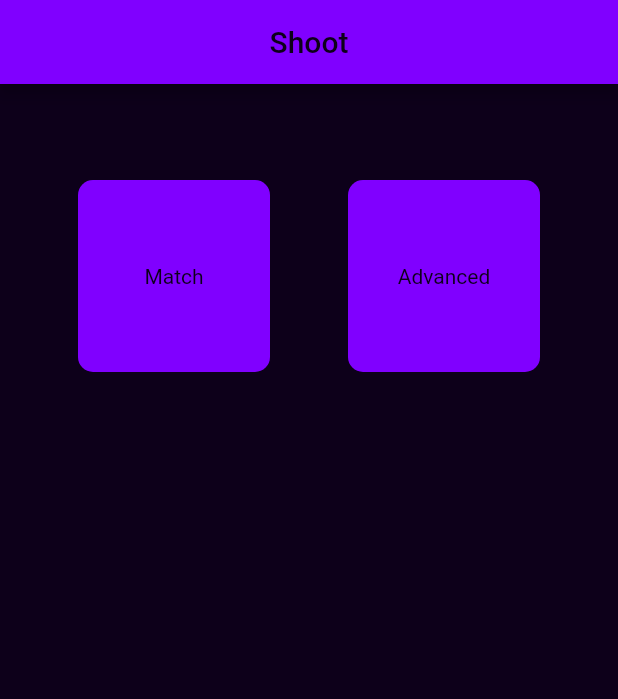
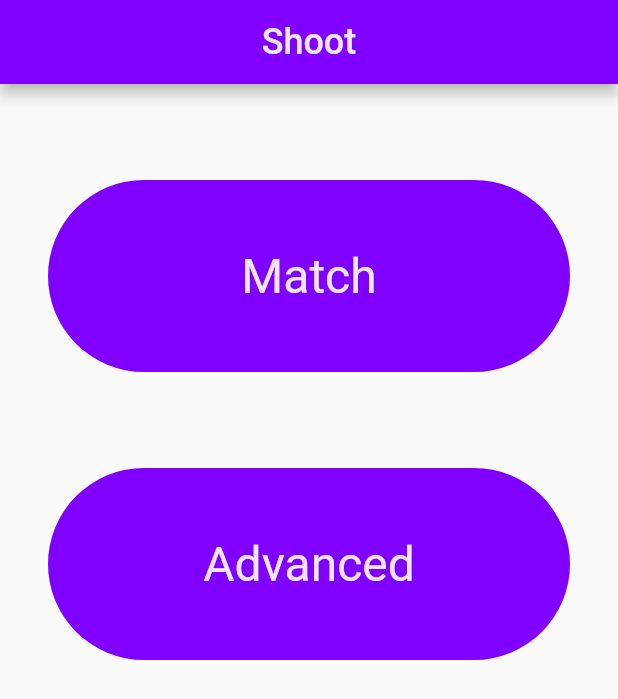
Before and after one commit to IamHARSHDABAS/shoot, a Flutter app: the screen it shows after launch, on a phone screen of 412 x 824 dp. Shown: the top 699 px of the screen. Run offline on Flutter 3.47's test engine with Material 2 defaults, Android fonts, the phone set to English and light mode, and no system bars.

Commit message:
Better Home UI

```diff
--- a/lib/Screen/home_page.dart
+++ /dev/null
@@ -1,73 +0,0 @@
-import 'package:flutter/material.dart';
-
-class HomePage extends StatelessWidget {
-  const HomePage({super.key});
-
-  @override
-  Widget build(BuildContext context) {
-    return Scaffold(
-      appBar: AppBar(
-        backgroundColor: const Color.fromRGBO(128, 0, 255, 1),
-        title: const Center(
-          child: Text(
-            'Shoot',
-            style: TextStyle(
-              color: Color.fromRGBO(13, 0, 26, 1),
-            ),
-            ),
-        ),
-      ),
-      body: Center(
-        child: Container(
-          color: const Color.fromRGBO(13, 0, 26, 1),
-          child: Column(
-            children: [
-              const SizedBox(
-                height: 64,
-              ),
-              Row(
-                mainAxisAlignment: MainAxisAlignment.spaceEvenly,
-                children: [
-                  Container(
-                    width: 128,
-                    height: 128,
-                    decoration: BoxDecoration(
-                      borderRadius: BorderRadius.circular(10),
-                      color: const Color.fromRGBO(128, 0, 255, 1)
-                    ),
-                    child: const Center(
-                      child: Text(
-                        'Match',
-                        textAlign: TextAlign.center,
-                        style: TextStyle(
-                          color: Color.fromRGBO(13, 0, 26, 1),
-                        ),
-                      ),
-                    ),
-                  ),
-                  Container(
-                    width: 128,
-                    height: 128,
-                    decoration: BoxDecoration(
-                      borderRadius: BorderRadius.circular(10),
-                      color: const Color.fromRGBO(128, 0, 255, 1)
-                    ),
-                    child: const Center(
-                      child: Text(
-                        'Advanced',
-                        textAlign: TextAlign.center,
-                        style: TextStyle(
-                          color: Color.fromRGBO(13, 0, 26, 1),
-                        ),
-                      ),
-                    ),
-                  )
-                ],
-              ),
-            ],
-          ),
-        ),
-      ),
-    );
-  }
-}
--- /dev/null
+++ b/lib/home_page.dart
@@ -0,0 +1,63 @@
+import 'package:flutter/material.dart';
+
+class HomePage extends StatelessWidget {
+  const HomePage({super.key});
+
+  @override
+  Widget build(BuildContext context) {
+    return Scaffold(
+      appBar: AppBar(
+        backgroundColor: const Color.fromRGBO(128, 0, 255, 1),
+        title: const Center(
+          child: Text(
+            'Shoot',
+            style: TextStyle(
+                color: Color.fromRGBO(242, 229, 255, 1), fontSize: 24),
+          ),
+        ),
+      ),
+      body: Center(
+        child: Column(
+          children: [
+            const SizedBox(
+              height: 64,
+            ),
+            Container(
+              width: 348,
+              height: 128,
+              decoration: BoxDecoration(
+                  borderRadius: BorderRadius.circular(100),
+                  color: const Color.fromRGBO(128, 0, 255, 1)),
+              child: const Center(
+                child: Text(
+                  'Match',
+                  textAlign: TextAlign.center,
+                  style: TextStyle(
+                      color: Color.fromRGBO(242, 229, 255, 1), fontSize: 32),
+                ),
+              ),
+            ),
+            const SizedBox(
+              height: 64,
+            ),
+            Container(
+              width: 348,
+              height: 128,
+              decoration: BoxDecoration(
+                  borderRadius: BorderRadius.circular(100),
+                  color: const Color.fromRGBO(128, 0, 255, 1)),
+              child: const Center(
+                child: Text(
+                  'Advanced',
+                  textAlign: TextAlign.center,
+                  style: TextStyle(
+                      color: Color.fromRGBO(242, 229, 255, 1), fontSize: 32),
+                ),
+              ),
+            ),
+          ],
+        ),
+      ),
+    );
+  }
+}
--- a/lib/main.dart
+++ b/lib/main.dart
@@ -1,5 +1,5 @@
 import 'package:flutter/material.dart';
-import 'Screen/home_page.dart';
+import 'home_page.dart';
 
 void main() {
   runApp(const MyApp());
@@ -10,6 +10,7 @@ class MyApp extends StatelessWidget {
 
   @override
   Widget build(BuildContext context) {
-    return const MaterialApp(home: HomePage());
+    return const MaterialApp(
+      home: HomePage());
   }
 }
--- a/pubspec.yaml
+++ b/pubspec.yaml
@@ -39,6 +39,8 @@ dependencies:
 dev_dependencies:
   flutter_test:
     sdk: flutter
+  go_router: ^6.2.0
+  url_strategy: ^0.2.0
 
   # The "flutter_lints" package below contains a set of recommended lints to
   # encourage good coding practices. The lint set provided by the package is
```
Also changed, not shown: pubspec.lock.
